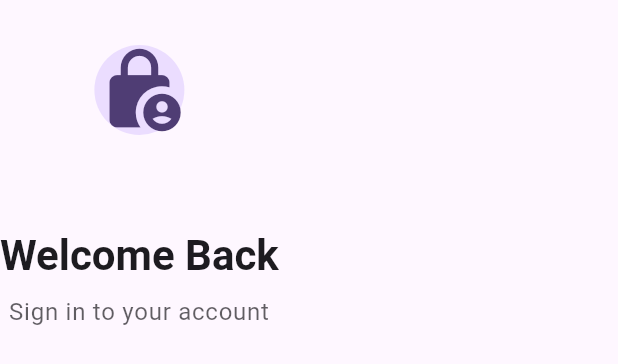
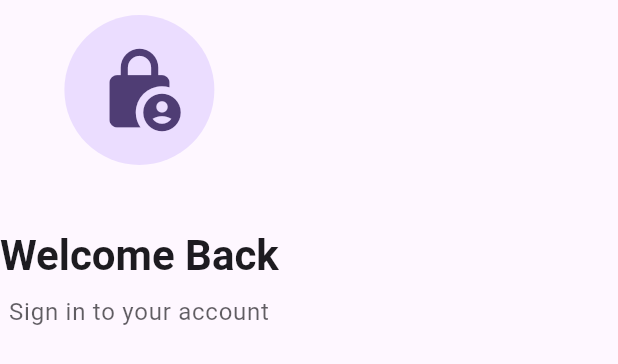
Before and after one commit to abdulwahed-s/paloma, a Flutter app: the LoginHeader widget shown alone on an empty page, opened directly, on a phone screen of 412 x 824 dp. Shown: the top 364 px of the screen. Run offline on Flutter 3.47's test engine with Material 3 defaults, Android fonts, the light colour scheme and no system bars; our stand-ins replace cloud_firestore, firebase_auth, firebase_storage, get, image_picker, shared_preferences; accounts and stored records are empty.

Commit message:
Enhance LoginHeader widget by adding padding for improved layout and user experience in the authentication interface.

```diff
--- a/lib/presentation/widgets/auth/login/login_header.dart
+++ b/lib/presentation/widgets/auth/login/login_header.dart
@@ -12,6 +12,7 @@ class LoginHeader extends StatelessWidget {
         Container(
           height: 120,
           margin: const EdgeInsets.only(bottom: 32),
+          padding: const EdgeInsets.all(20),
           decoration: BoxDecoration(
             color: theme.colorScheme.primaryContainer,
             shape: BoxShape.circle,
```
